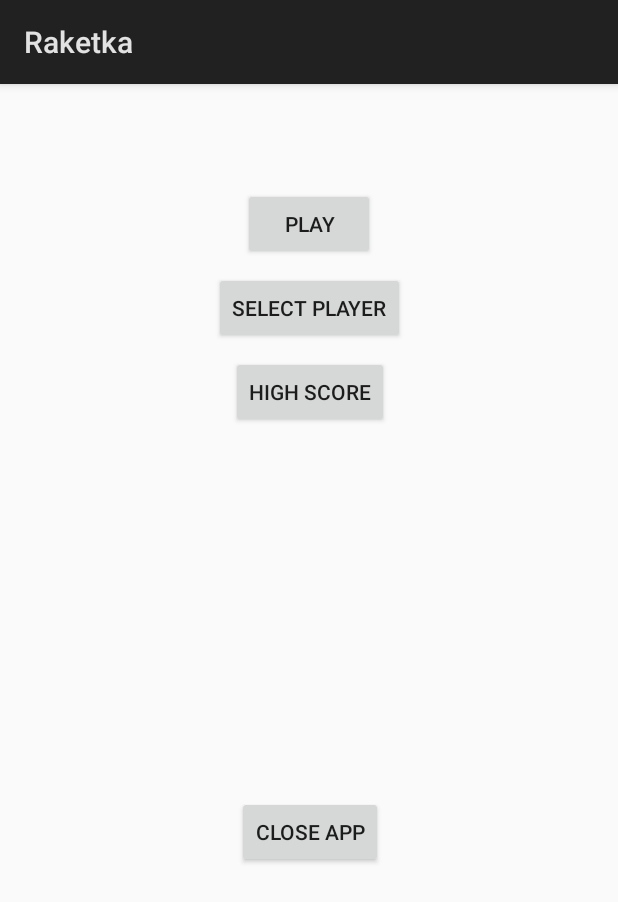
After one commit to stekrtomas/TAM-2---Reach-the-Moon, an Android app: the Menu screen opened directly, with no data from a screen before it, on a phone screen of 412 x 824 dp. The commit adds this screen. Shown: the top 902 px of the screen. Run offline under Robolectric (Android 15) with nearby library versions, the phone set to English and light mode, and no system bars.

Commit message:
Zkouška commitu

```diff
--- a/app/src/main/AndroidManifest.xml
+++ b/app/src/main/AndroidManifest.xml
@@ -16,6 +16,7 @@
                 <category android:name="android.intent.category.LAUNCHER" />
             </intent-filter>
         </activity>
+        <activity android:name=".Menu"></activity>
     </application>
 
 </manifest>
--- a/app/src/main/java/com/example/student/raketka/MainActivity.java
+++ b/app/src/main/java/com/example/student/raketka/MainActivity.java
@@ -12,7 +12,7 @@
     protected void onCreate(Bundle savedInstanceState) {
         super.onCreate(savedInstanceState);
 
-        setRequestedOrientation(ActivityInfo.SCREEN_ORIENTATION_LANDSCAPE);
+        setRequestedOrientation(ActivityInfo.SCREEN_ORIENTATION_PORTRAIT);
         // Set fullscreen
         this.getWindow().setFlags(WindowManager.LayoutParams.FLAG_FULLSCREEN,
                 WindowManager.LayoutParams.FLAG_FULLSCREEN);
--- /dev/null
+++ b/app/src/main/java/com/example/student/raketka/Menu.java
@@ -0,0 +1,13 @@
+package com.example.student.raketka;
+
+import android.app.Activity;
+import android.os.Bundle;
+
+public class Menu extends Activity {
+
+    @Override
+    protected void onCreate(Bundle savedInstanceState) {
+        super.onCreate(savedInstanceState);
+        setContentView(R.layout.activity_menu);
+    }
+}
--- /dev/null
+++ b/app/src/main/res/layout/activity_menu.xml
@@ -0,0 +1,53 @@
+<?xml version="1.0" encoding="utf-8"?>
+<android.support.constraint.ConstraintLayout xmlns:android="http://schemas.android.com/apk/res/android"
+    xmlns:app="http://schemas.android.com/apk/res-auto"
+    xmlns:tools="http://schemas.android.com/tools"
+    android:layout_width="match_parent"
+    android:layout_height="match_parent"
+    tools:context=".Menu">
+
+    <Button
+        android:id="@+id/buttonPlay"
+        android:layout_width="wrap_content"
+        android:layout_height="wrap_content"
+        android:layout_marginStart="8dp"
+        android:layout_marginTop="69dp"
+        android:layout_marginEnd="8dp"
+        android:text="@string/play"
+        app:layout_constraintEnd_toEndOf="parent"
+        app:layout_constraintStart_toStartOf="parent"
+        app:layout_constraintTop_toTopOf="parent" />
+
+    <Button
+        android:id="@+id/buttonSelect"
+        android:layout_width="wrap_content"
+        android:layout_height="wrap_content"
+        android:layout_marginTop="8dp"
+        android:text="@string/buttonSelect"
+        app:layout_constraintEnd_toEndOf="@+id/buttonPlay"
+        app:layout_constraintStart_toStartOf="@+id/buttonPlay"
+        app:layout_constraintTop_toBottomOf="@+id/buttonPlay" />
+
+    <Button
+        android:id="@+id/buttonScore"
+        android:layout_width="wrap_content"
+        android:layout_height="wrap_content"
+        android:layout_marginTop="8dp"
+        android:text="@string/buttonScore"
+        app:layout_constraintEnd_toEndOf="@+id/buttonSelect"
+        app:layout_constraintStart_toStartOf="@+id/buttonSelect"
+        app:layout_constraintTop_toBottomOf="@+id/buttonSelect" />
+
+    <Button
+        android:id="@+id/buttonClose"
+        android:layout_width="wrap_content"
+        android:layout_height="wrap_content"
+        android:layout_marginTop="8dp"
+        android:layout_marginBottom="8dp"
+        android:onClick="CloseApplication"
+        android:text="@string/buttonClose"
+        app:layout_constraintBottom_toBottomOf="parent"
+        app:layout_constraintEnd_toEndOf="@+id/buttonScore"
+        app:layout_constraintStart_toStartOf="@+id/buttonScore"
+        app:layout_constraintTop_toBottomOf="@+id/buttonScore" />
+</android.support.constraint.ConstraintLayout>
--- a/app/src/main/res/values/strings.xml
+++ b/app/src/main/res/values/strings.xml
@@ -1,3 +1,7 @@
 <resources>
     <string name="app_name">Raketka</string>
+    <string name="play">Play</string>
+    <string name="buttonSelect">Select player</string>
+    <string name="buttonScore">High score</string>
+    <string name="buttonClose">Close APP</string>
 </resources>
```
